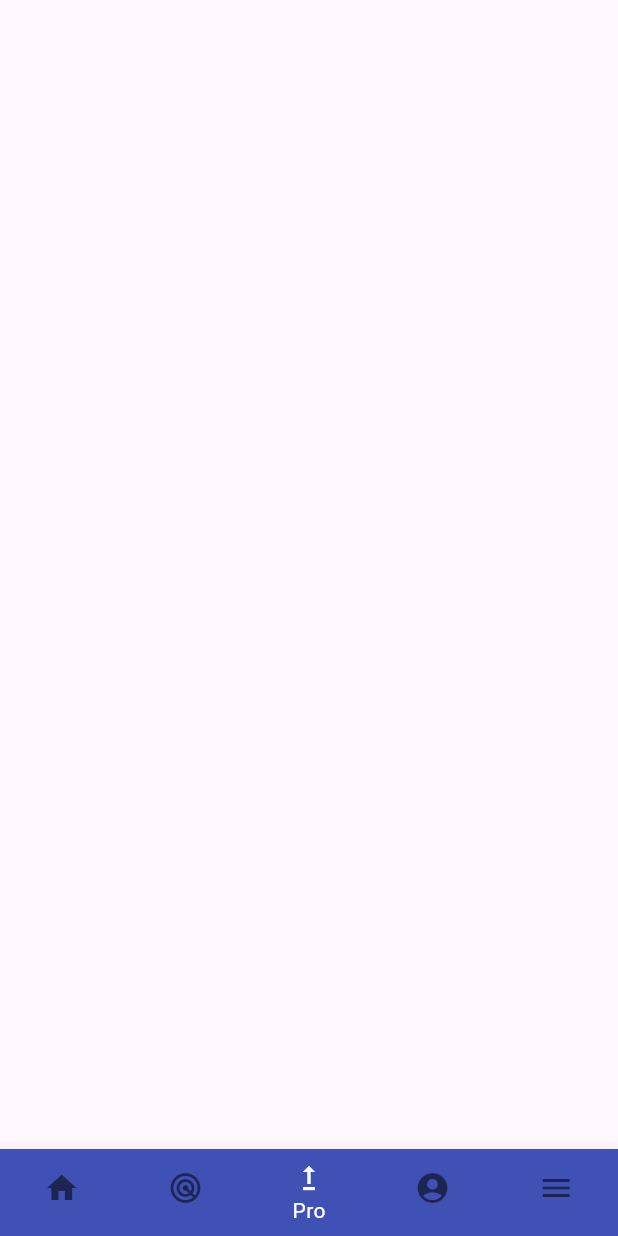
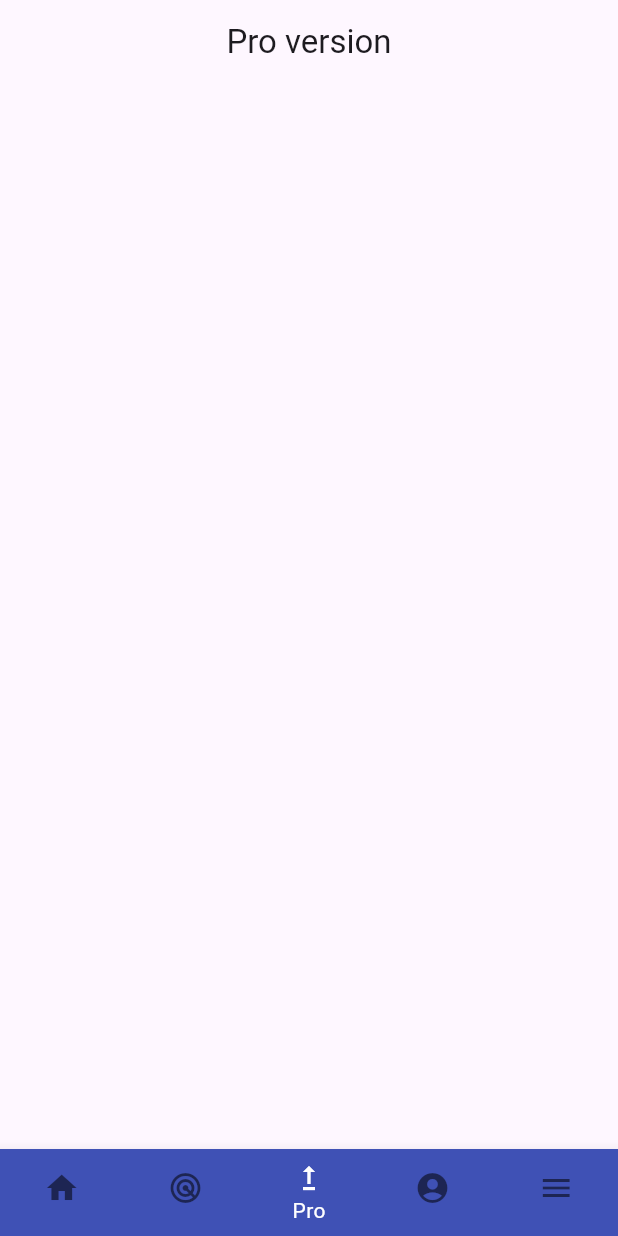
Before and after one commit to dariaccc/stockapp, a Flutter app: the screen it shows after launch, item 3 of the bottom bar chosen, on a phone screen of 412 x 824 dp. Run offline on Flutter 3.47's test engine with Material 3 defaults, Android fonts, the light colour scheme and no system bars.

Commit message:
finalised menu

```diff
--- a/lib/dashboard.dart
+++ b/lib/dashboard.dart
@@ -0,0 +1,19 @@
+import 'package:flutter/material.dart';
+import 'menu.dart';
+import 'radar.dart';
+
+class Dashboard extends StatefulWidget {
+  @override
+  State<Dashboard> createState() => _DashboardState();
+}
+
+class _DashboardState extends State<Dashboard> {
+  @override
+  Widget build(BuildContext context) {
+    return MaterialApp(
+      home: Scaffold(
+        appBar: AppBar(title: Text("Dashboard"), centerTitle: true),
+      ),
+    );
+  }
+}
--- a/lib/menu.dart
+++ b/lib/menu.dart
@@ -1,7 +1,8 @@
 import 'package:flutter/material.dart';
-import 'main.dart';
 import 'radar.dart';
 import 'home.dart';
+import 'proversion.dart';
+import 'dashboard.dart';
 
 class Navigation extends StatefulWidget {
   //const Navigation({Key? key}) : super(key: key);
@@ -21,6 +22,8 @@ class _NavigationState extends State<Navigation> {
           children: [
             Home(),
             Radar(),
+            Pro(),
+            Dashboard(),
           ],
         ),
         bottomNavigationBar: BottomNavigationBar(
--- /dev/null
+++ b/lib/proversion.dart
@@ -0,0 +1,17 @@
+import 'package:flutter/material.dart';
+
+class Pro extends StatefulWidget {
+  @override
+  State<Pro> createState() => _ProState();
+}
+
+class _ProState extends State<Pro> {
+  @override
+  Widget build(BuildContext context) {
+    return MaterialApp(
+      home: Scaffold(
+        appBar: AppBar(title: Text("Pro version"), centerTitle: true),
+      ),
+    );
+  }
+}
```
